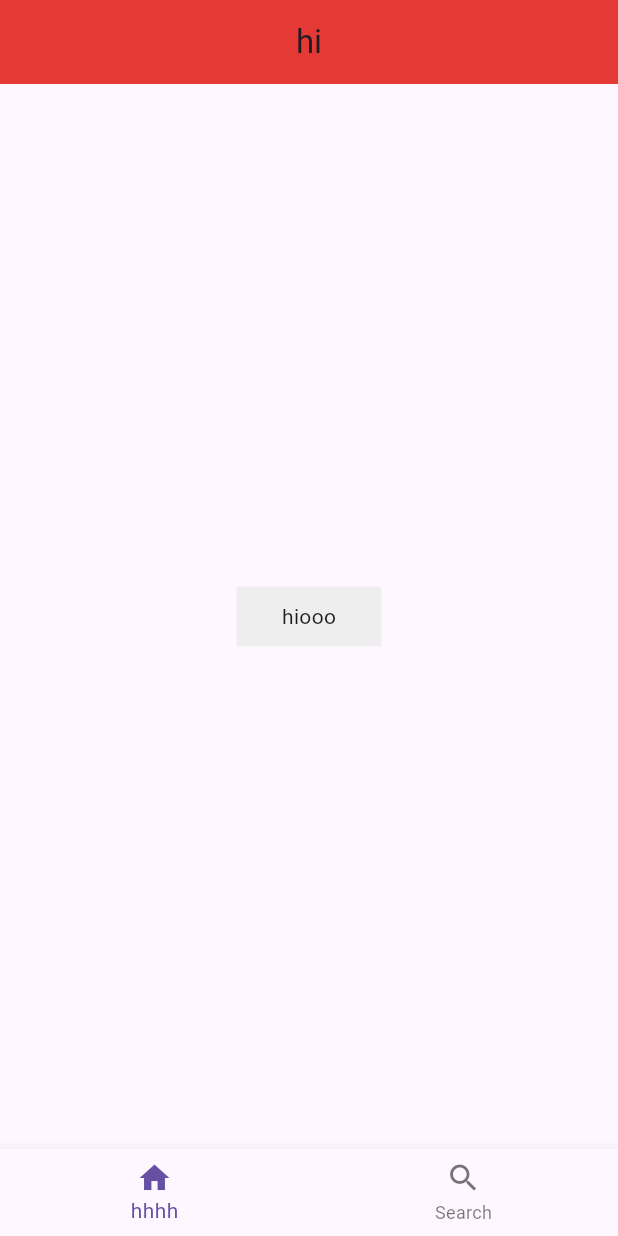
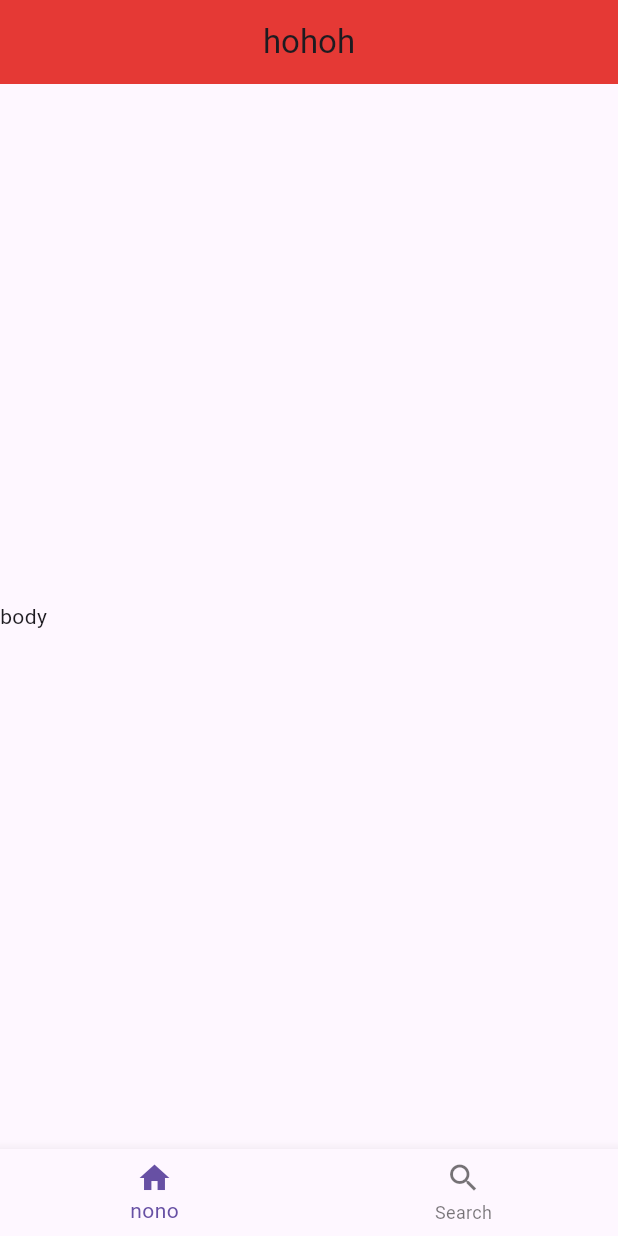
Before and after one commit to IhebGarsii/Small-flutter-app, a Flutter app: the screen it shows after launch, on a phone screen of 412 x 824 dp. Run offline on Flutter 3.47's test engine with Material 3 defaults, Android fonts, the phone set to English and light mode, and no system bars.

Commit message:
adding body

```diff
--- a/lib/main.dart
+++ b/lib/main.dart
@@ -1,13 +1,7 @@
 import 'package:flutter/material.dart';
 
-
-
 void main() {
-  runApp( const MaterialApp(
-    debugShowCheckedModeBanner: false,
-    home: Home()
-
-  ));
+  runApp(const MaterialApp(debugShowCheckedModeBanner: false, home: Home()));
 }
 
 class Home extends StatelessWidget {
@@ -17,43 +11,31 @@ class Home extends StatelessWidget {
   Widget build(BuildContext context) {
     return Scaffold(
       appBar: AppBar(
-        title: const Text("hi"),
+        title: const Text("hohoh"),
         centerTitle: true,
         backgroundColor: Colors.red[600],
+      ),
+      body: Row(
+        children: [
+          Container(
 
-      ),
-      body: Center(
-        child: Container(
-          color: Colors.grey[200],
-          padding: const EdgeInsets.symmetric(horizontal: 30,vertical: 10),
-          child: const Text('hiooo'),
-
-        )
+            color: const Color.fromARGB(255, 52, 138, 209),
+          ),
+          const Text('body')
+        ],
       ),
 
-      // body:  Center(
-      //
-      //   child:  ElevatedButton.icon(
-      //     onPressed: () {},
-      //     label: const Text("homeee"),
-      //     icon: const Icon(
-      //       color: Colors.blueAccent,
-      //       Icons.mail
-      //     ),
-      //   ),
-      //
-      // ),
-
+      /* Center(
+        child: ElevatedButton.icon(
+          onPressed: () {},
+          label: const Text("homeee"),
+          icon: const Icon(color: Colors.blueAccent, Icons.mail),
+        ),
+      ), */
       bottomNavigationBar: BottomNavigationBar(
         items: const <BottomNavigationBarItem>[
-          BottomNavigationBarItem(
-              icon: Icon(Icons.home),
-              label: 'hhhh'
-          ),
-          BottomNavigationBarItem(
-              icon: Icon(Icons.search),
-              label: 'Search'
-          )
+          BottomNavigationBarItem(icon: Icon(Icons.home), label: 'nono'),
+          BottomNavigationBarItem(icon: Icon(Icons.search), label: 'Search')
         ],
       ),
     );
```
Also changed, not shown: 1 other file.
